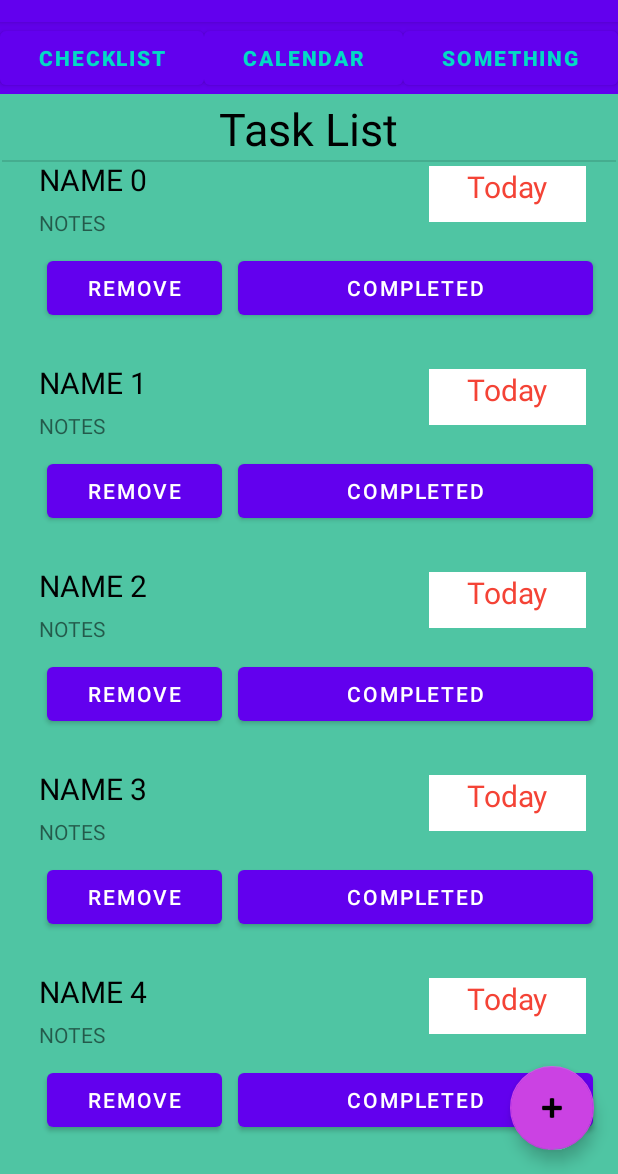
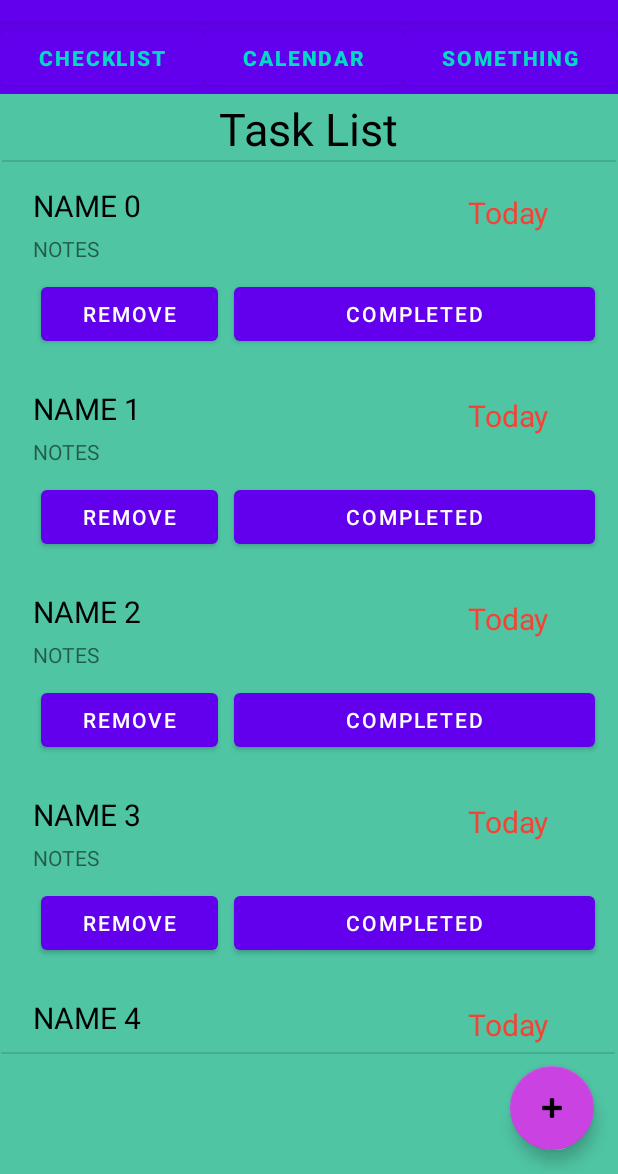
Before and after one commit to MrYee4/HabTracker2.0, an Android app: the viewTasks screen opened directly, with no data from a screen before it, on a phone screen of 412 x 824 dp, the part 62-1236 px from its top. Run offline under Robolectric (Android 15) with nearby library versions, the phone set to English and light mode, and no system bars.

Commit message:
Fixed some problems.

```diff
--- a/app/src/main/res/layout/activity_view_tasks.xml
+++ b/app/src/main/res/layout/activity_view_tasks.xml
@@ -10,9 +10,10 @@
     <LinearLayout
         android:id="@+id/linearLayout3"
         android:layout_width="match_parent"
-        android:layout_height="wrap_content"
+        android:layout_height="0dp"
         android:background="@color/purple_500"
-        android:orientation="horizontal">
+        android:orientation="horizontal"
+        app:layout_constraintTop_toTopOf="parent">
 
         <Button
             android:id="@+id/toTasks"
@@ -59,30 +60,18 @@
     <LinearLayout
         android:id="@+id/linearLayout"
         android:layout_width="match_parent"
-        android:layout_height="wrap_content"
-        android:layout_marginTop="1dp"
-        android:layout_marginEnd="1dp"
+        android:layout_height="0dp"
         android:orientation="vertical"
-        app:layout_constraintVertical_bias=".2"
-        app:layout_constraintBottom_toBottomOf="parent"
-        app:layout_constraintEnd_toEndOf="parent"
+        app:layout_constraintBottom_toTopOf="@+id/divider2"
         app:layout_constraintTop_toBottomOf="@+id/divider3">
 
         <androidx.recyclerview.widget.RecyclerView
             android:id="@+id/ourTasks"
             android:layout_width="match_parent"
             android:layout_height="match_parent"
-            android:layout_marginStart="16dp"
-            android:layout_marginLeft="16dp" />
+            android:layout_marginStart="12dp"
+            android:layout_marginLeft="12dp" />
 
-        <View
-            android:id="@+id/divider2"
-            android:layout_width="409dp"
-            android:layout_height="1dp"
-            android:layout_marginEnd="1dp"
-            android:layout_marginRight="1dp"
-            android:layout_marginBottom="68dp"
-            android:background="?android:attr/listDivider" />
     </LinearLayout>
 
     <TextView
@@ -110,4 +99,15 @@
         app:backgroundTint="#CB42E3"
         app:layout_constraintBottom_toBottomOf="parent"
         app:layout_constraintEnd_toEndOf="parent" />
+
+    <View
+        android:id="@+id/divider2"
+        android:layout_width="409dp"
+        android:layout_height="1dp"
+        android:layout_marginEnd="2dp"
+        android:layout_marginRight="2dp"
+        android:layout_marginBottom="8dp"
+        android:background="?android:attr/listDivider"
+        app:layout_constraintBottom_toTopOf="@+id/createhab"
+        app:layout_constraintEnd_toEndOf="parent" />
 </androidx.constraintlayout.widget.ConstraintLayout>
--- a/app/src/main/res/layout/item_style.xml
+++ b/app/src/main/res/layout/item_style.xml
@@ -36,14 +36,16 @@
                 android:text="Details"
                 android:textSize="14dp" />
             </LinearLayout>
+
         <LinearLayout
-            android:layout_gravity="center"
-            android:layout_weight="2"
             android:layout_width="match_parent"
             android:layout_height="match_parent"
+            android:layout_gravity="center"
             android:layout_margin="10dp"
-            android:background="#FFFFFF"
+            android:layout_weight="2"
+            android:background="#00FFFFFF"
             android:orientation="vertical">
+
             <TextView
                 android:id="@+id/dated"
                 android:layout_width="match_parent"
```
